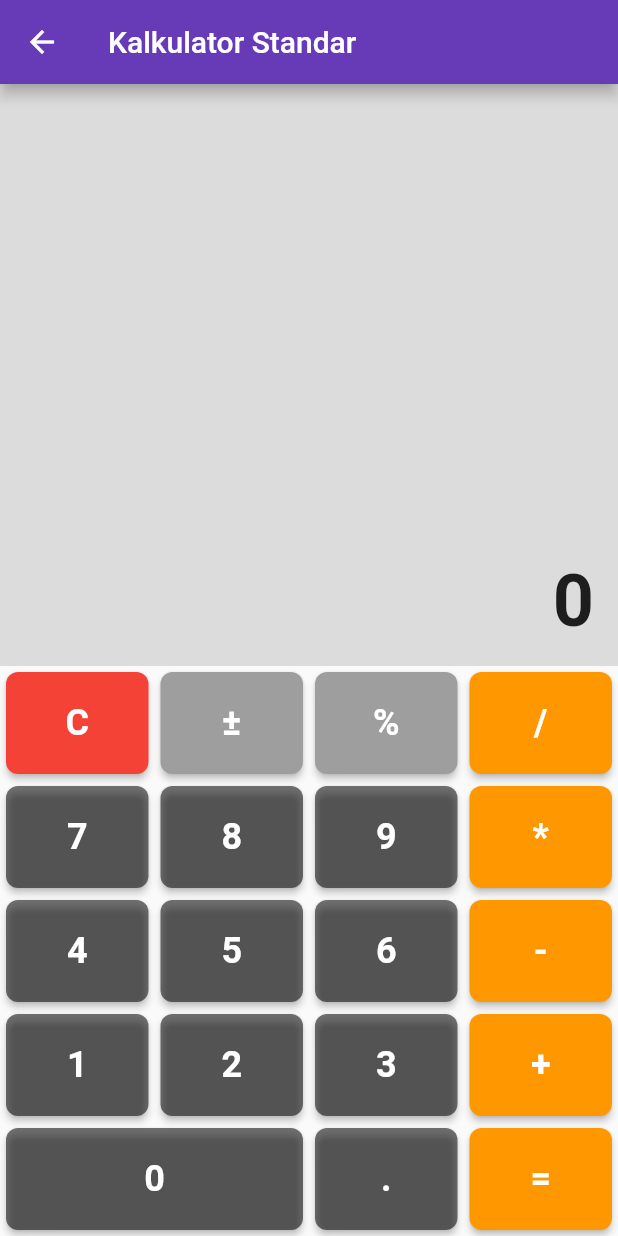
After one commit to mandaekaa/uts-flutter, a Flutter app: the screen it shows after launch, in the side drawer, after a tap on "Kalkulator", on a phone screen of 412 x 824 dp. The commit adds this screen. Run offline on Flutter 3.47's test engine with Material 3 defaults, Android fonts, the phone set to English and light mode, and no system bars.

Commit message:
first commit

```diff
--- /dev/null
+++ b/lib/kalkulator.dart
@@ -0,0 +1,172 @@
+import 'package:flutter/material.dart';
+
+
+class KalkulatorStandarPage extends StatefulWidget {
+  const KalkulatorStandarPage({super.key});
+
+  @override
+  // ignore: library_private_types_in_public_api
+  _KalkulatorStandarPageState createState() => _KalkulatorStandarPageState();
+}
+
+class _KalkulatorStandarPageState extends State<KalkulatorStandarPage> {
+  String display = '0';
+  String input = '';
+  double? firstNumber;
+  String? operation;
+
+  void inputNumber(String number) {
+    setState(() {
+      if (input.length < 12) { // Limit panjang angka
+        input += number;
+        display = input;
+      }
+    });
+  }
+
+  void inputOperation(String op) {
+    setState(() {
+      if (input.isNotEmpty) {
+        firstNumber = double.tryParse(input);
+        input = '';
+        operation = op;
+      }
+    });
+  }
+
+  void calculate() {
+    if (firstNumber != null && input.isNotEmpty && operation != null) {
+      double secondNumber = double.tryParse(input) ?? 0;
+      double result;
+
+      switch (operation) {
+        case '+':
+          result = firstNumber! + secondNumber;
+          break;
+        case '-':
+          result = firstNumber! - secondNumber;
+          break;
+        case '*':
+          result = firstNumber! * secondNumber;
+          break;
+        case '/':
+          result = secondNumber != 0 ? firstNumber! / secondNumber : double.nan;
+          break;
+        default:
+          result = 0;
+      }
+
+      setState(() {
+        display = result.toStringAsFixed(2).replaceAll(RegExp(r'\.00$'), '');
+        input = display;
+        firstNumber = null;
+        operation = null;
+      });
+    }
+  }
+
+  void clearAll() {
+    setState(() {
+      display = '0';
+      input = '';
+      firstNumber = null;
+      operation = null;
+    });
+  }
+
+  @override
+  Widget build(BuildContext context) {
+    return Scaffold(
+      appBar: AppBar(
+        title: const Text('Kalkulator Standar'),
+        backgroundColor: Colors.deepPurple,
+      ),
+      body: Column(
+        children: [
+          // Tampilan layar
+          Expanded(
+            child: Container(
+              padding: const EdgeInsets.all(16.0),
+              alignment: Alignment.bottomRight,
+              color: Colors.black12,
+              child: Text(
+                display,
+                style: const TextStyle(fontSize: 48, fontWeight: FontWeight.bold),
+              ),
+            ),
+          ),
+          // Tombol kalkulator
+          Column(
+            children: [
+              Row(
+                mainAxisAlignment: MainAxisAlignment.spaceEvenly,
+                children: [
+                  _buildButton('C', Colors.red, clearAll),
+                  _buildButton('±', Colors.grey, () {}), // Placeholder untuk operasi negasi
+                  _buildButton('%', Colors.grey, () {}), // Placeholder untuk persen
+                  _buildButton('/', Colors.orange, () => inputOperation('/')),
+                ],
+              ),
+              Row(
+                mainAxisAlignment: MainAxisAlignment.spaceEvenly,
+                children: [
+                  _buildButton('7', Colors.black54, () => inputNumber('7')),
+                  _buildButton('8', Colors.black54, () => inputNumber('8')),
+                  _buildButton('9', Colors.black54, () => inputNumber('9')),
+                  _buildButton('*', Colors.orange, () => inputOperation('*')),
+                ],
+              ),
+              Row(
+                mainAxisAlignment: MainAxisAlignment.spaceEvenly,
+                children: [
+                  _buildButton('4', Colors.black54, () => inputNumber('4')),
+                  _buildButton('5', Colors.black54, () => inputNumber('5')),
+                  _buildButton('6', Colors.black54, () => inputNumber('6')),
+                  _buildButton('-', Colors.orange, () => inputOperation('-')),
+                ],
+              ),
+              Row(
+                mainAxisAlignment: MainAxisAlignment.spaceEvenly,
+                children: [
+                  _buildButton('1', Colors.black54, () => inputNumber('1')),
+                  _buildButton('2', Colors.black54, () => inputNumber('2')),
+                  _buildButton('3', Colors.black54, () => inputNumber('3')),
+                  _buildButton('+', Colors.orange, () => inputOperation('+')),
+                ],
+              ),
+              Row(
+                mainAxisAlignment: MainAxisAlignment.spaceEvenly,
+                children: [
+                  _buildButton('0', Colors.black54, () => inputNumber('0'), flex: 2),
+                  _buildButton('.', Colors.black54, () => inputNumber('.')),
+                  _buildButton('=', Colors.orange, calculate),
+                ],
+              ),
+            ],
+          ),
+        ],
+      ),
+    );
+  }
+
+  Widget _buildButton(String label, Color color, VoidCallback onPressed, {int flex = 1}) {
+    return Expanded(
+      flex: flex,
+      child: Padding(
+        padding: const EdgeInsets.all(4.0),
+        child: ElevatedButton(
+          style: ElevatedButton.styleFrom(
+            padding: const EdgeInsets.symmetric(vertical: 20),
+            backgroundColor: color,
+            shape: RoundedRectangleBorder(borderRadius: BorderRadius.circular(8)),
+          ),
+          onPressed: onPressed,
+          child: Text(
+            label,
+            style: const TextStyle(fontSize: 24, fontWeight: FontWeight.bold),
+          ),
+        ),
+      ),
+    );
+  }
+}
--- a/lib/main.dart
+++ b/lib/main.dart
@@ -1,5 +1,6 @@
 import 'package:flutter/material.dart';
 import 'package:url_launcher/url_launcher.dart'; // Import url_launcher
+import 'package:project/kalkulator.dart'; // Import url_launcher
 
 void main() {
   runApp(const MyApp());
@@ -72,6 +73,20 @@ class _MyHomePageState extends State<MyHomePage> {
                 Navigator.pop(context);
               },
             ),
+                            ListTile(
+                  leading: const Icon(
+                    Icons.calculate,
+                    color: Colors.grey,
+                  ),
+                  title: const Text('Kalkulator'),
+                  onTap: () {
+                    Navigator.push(
+                      context,
+                      MaterialPageRoute(
+                          builder: (context) => const KalkulatorStandarPage()),
+                    );
+                  },
+                ),
             ListTile(
               leading: const Icon(Icons.facebook),
               title: const Text('Facebook'),
```
Also changed, not shown: 1 other file.
